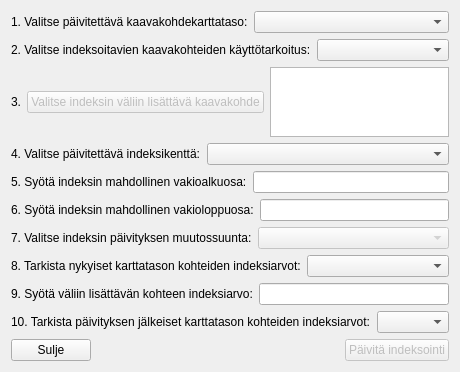
Qt form yleiskaava_dialog_update_indexing_of_features.ui (ernoma/yleiskaava) before a commit.
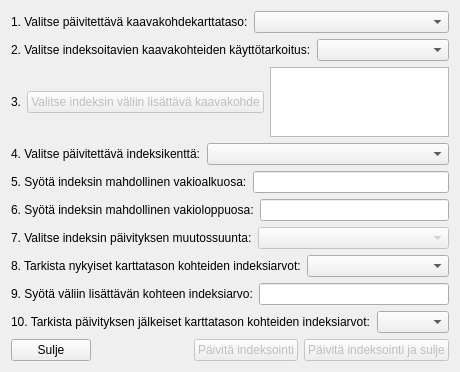
The same form after that commit.

```diff
--- a/yleiskaava_dialog_update_indexing_of_features.ui
+++ b/yleiskaava_dialog_update_indexing_of_features.ui
@@ -6,7 +6,7 @@
    <rect>
     <x>0</x>
     <y>0</y>
-    <width>400</width>
+    <width>401</width>
     <height>319</height>
    </rect>
   </property>
@@ -235,6 +235,16 @@
        </property>
       </widget>
      </item>
+     <item>
+      <widget class="QPushButton" name="pushButtonUpdateAndClose">
+       <property name="enabled">
+        <bool>false</bool>
+       </property>
+       <property name="text">
+        <string>Päivitä indeksointi ja sulje</string>
+       </property>
+      </widget>
+     </item>
     </layout>
    </item>
   </layout>
```
